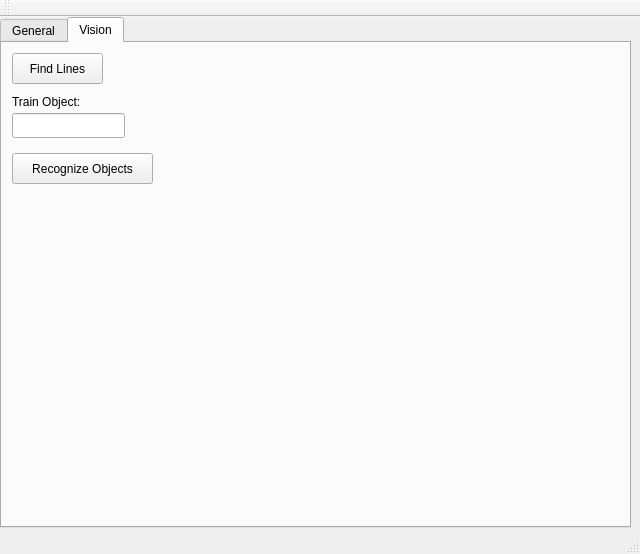
mnegretev/JustinaLight, file catkin_ws/src/hri/justina_gui/src/MainWindow.ui: the form before one commit.
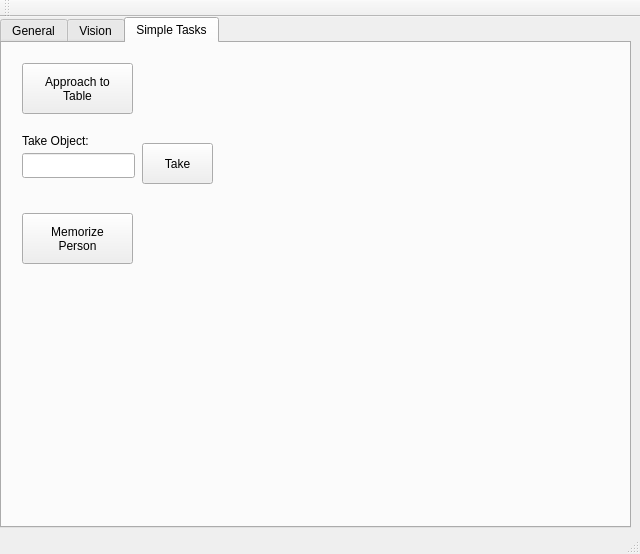
The form after the commit. The open tabs and pages were chosen to show the change.

Commit message: Add new service to recognize only one object, and modify obj_recog accordingly. Modify gui to use this new feature Add first version of state machine for manipulating objects

The edit to the form file:
```diff
--- a/catkin_ws/src/hri/justina_gui/src/MainWindow.ui
+++ b/catkin_ws/src/hri/justina_gui/src/MainWindow.ui
@@ -1742,6 +1742,98 @@
        <string>Recognize Objects</string>
       </property>
      </widget>
+     <widget class="QLabel" name="label_13">
+      <property name="geometry">
+       <rect>
+        <x>10</x>
+        <y>150</y>
+        <width>131</width>
+        <height>17</height>
+       </rect>
+      </property>
+      <property name="text">
+       <string>Recognize Object:</string>
+      </property>
+     </widget>
+     <widget class="QLineEdit" name="visTxtRecognizeObject">
+      <property name="geometry">
+       <rect>
+        <x>10</x>
+        <y>170</y>
+        <width>131</width>
+        <height>25</height>
+       </rect>
+      </property>
+     </widget>
+    </widget>
+    <widget class="QWidget" name="tabSimpleTasks">
+     <attribute name="title">
+      <string>Simple Tasks</string>
+     </attribute>
+     <widget class="QPushButton" name="tksBtnApproachTable">
+      <property name="geometry">
+       <rect>
+        <x>20</x>
+        <y>20</y>
+        <width>111</width>
+        <height>51</height>
+       </rect>
+      </property>
+      <property name="text">
+       <string>Approach to 
+Table</string>
+      </property>
+     </widget>
+     <widget class="QLineEdit" name="tksTxtTakeObject">
+      <property name="geometry">
+       <rect>
+        <x>20</x>
+        <y>110</y>
+        <width>113</width>
+        <height>25</height>
+       </rect>
+      </property>
+     </widget>
+     <widget class="QLabel" name="label_6">
+      <property name="geometry">
+       <rect>
+        <x>20</x>
+        <y>90</y>
+        <width>111</width>
+        <height>16</height>
+       </rect>
+      </property>
+      <property name="text">
+       <string>Take Object:</string>
+      </property>
+     </widget>
+     <widget class="QPushButton" name="tksBtnTakeObject">
+      <property name="geometry">
+       <rect>
+        <x>140</x>
+        <y>100</y>
+        <width>71</width>
+        <height>41</height>
+       </rect>
+      </property>
+      <property name="text">
+       <string>Take</string>
+      </property>
+     </widget>
+     <widget class="QPushButton" name="tksBtnApproachTable_2">
+      <property name="geometry">
+       <rect>
+        <x>20</x>
+        <y>170</y>
+        <width>111</width>
+        <height>51</height>
+       </rect>
+      </property>
+      <property name="text">
+       <string>Memorize
+Person</string>
+      </property>
+     </widget>
     </widget>
    </widget>
   </widget>
```
The commit also changes 12 other files.
